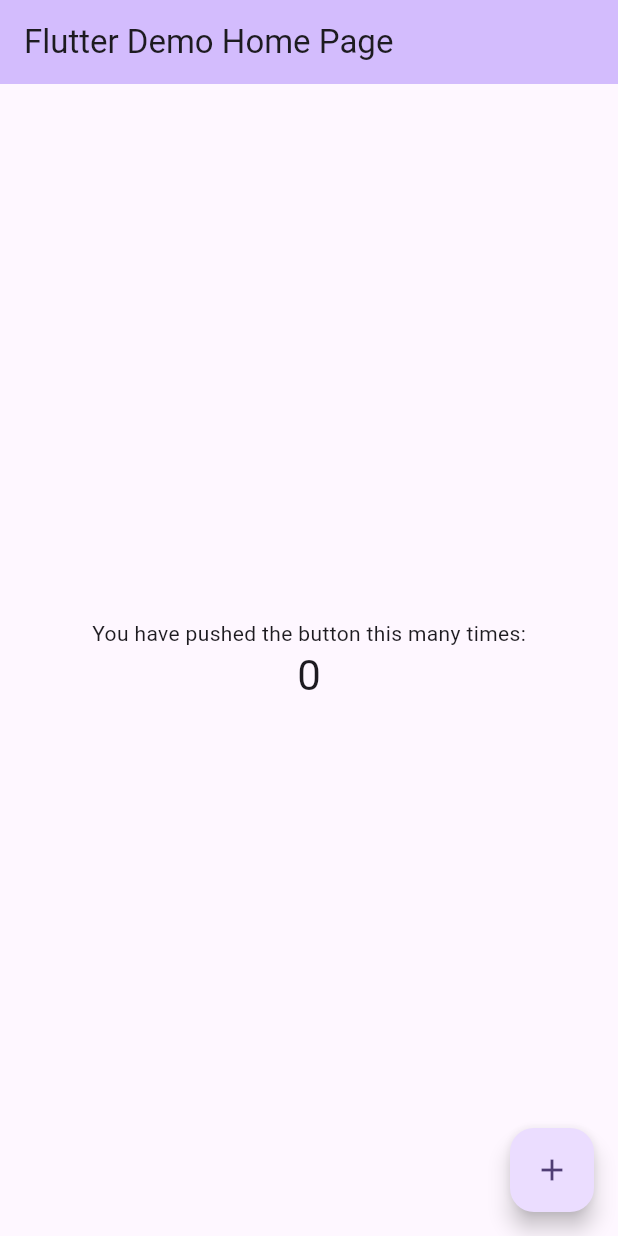
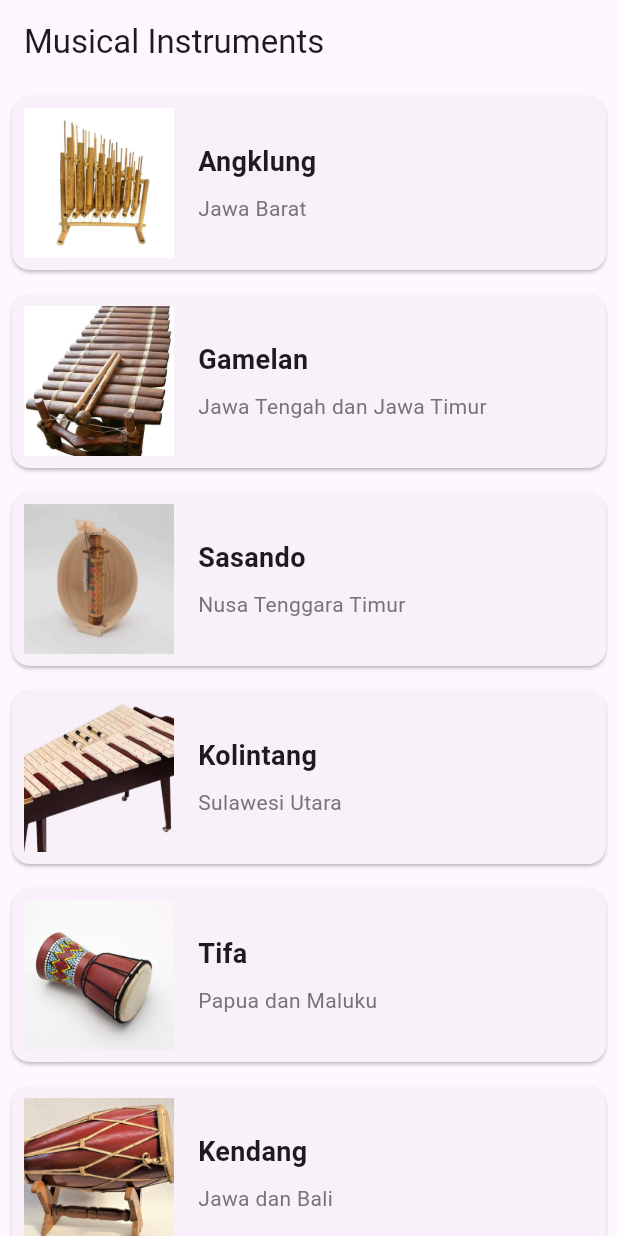
Before and after one commit to MuhammadSadiqin/MusicalInstrumentsApps, a Flutter app: the screen it shows after launch, on a phone screen of 412 x 824 dp. Run offline on Flutter 3.47's test engine with Material 3 defaults, Android fonts, the phone set to English and light mode, and no system bars.

Commit message:
Complete Home Page

```diff
--- a/lib/main.dart
+++ b/lib/main.dart
@@ -1,4 +1,5 @@
 import 'package:flutter/material.dart';
+import 'package:musicalinstrument/pages/home_page.dart';
 
 void main() {
   runApp(const MyApp());
@@ -11,7 +12,7 @@
   @override
   Widget build(BuildContext context) {
     return MaterialApp(
-      title: 'Flutter Demo',
+      title: 'Musical Instrument',
       theme: ThemeData(
         // This is the theme of your application.
         //
@@ -31,95 +32,7 @@
         colorScheme: ColorScheme.fromSeed(seedColor: Colors.deepPurple),
         useMaterial3: true,
       ),
-      home: const MyHomePage(title: 'Flutter Demo Home Page'),
+      home: HomePage(),
     );
   }
 }
-
-class MyHomePage extends StatefulWidget {
-  const MyHomePage({super.key, required this.title});
-
-  // This widget is the home page of your application. It is stateful, meaning
-  // that it has a State object (defined below) that contains fields that affect
-  // how it looks.
-
-  // This class is the configuration for the state. It holds the values (in this
-  // case the title) provided by the parent (in this case the App widget) and
-  // used by the build method of the State. Fields in a Widget subclass are
-  // always marked "final".
-
-  final String title;
-
-  @override
-  State<MyHomePage> createState() => _MyHomePageState();
-}
-
-class _MyHomePageState extends State<MyHomePage> {
-  int _counter = 0;
-
-  void _incrementCounter() {
-    setState(() {
-      // This call to setState tells the Flutter framework that something has
-      // changed in this State, which causes it to rerun the build method below
-      // so that the display can reflect the updated values. If we changed
-      // _counter without calling setState(), then the build method would not be
-      // called again, and so nothing would appear to happen.
-      _counter++;
-    });
-  }
-
-  @override
-  Widget build(BuildContext context) {
-    // This method is rerun every time setState is called, for instance as done
-    // by the _incrementCounter method above.
-    //
-    // The Flutter framework has been optimized to make rerunning build methods
-    // fast, so that you can just rebuild anything that needs updating rather
-    // than having to individually change instances of widgets.
-    return Scaffold(
-      appBar: AppBar(
-        // TRY THIS: Try changing the color here to a specific color (to
-        // Colors.amber, perhaps?) and trigger a hot reload to see the AppBar
-        // change color while the other colors stay the same.
-        backgroundColor: Theme.of(context).colorScheme.inversePrimary,
-        // Here we take the value from the MyHomePage object that was created by
-        // the App.build method, and use it to set our appbar title.
-        title: Text(widget.title),
-      ),
-      body: Center(
-        // Center is a layout widget. It takes a single child and positions it
-        // in the middle of the parent.
-        child: Column(
-          // Column is also a layout widget. It takes a list of children and
-          // arranges them vertically. By default, it sizes itself to fit its
-          // children horizontally, and tries to be as tall as its parent.
-          //
-          // Column has various properties to control how it sizes itself and
-          // how it positions its children. Here we use mainAxisAlignment to
-          // center the children vertically; the main axis here is the vertical
-          // axis because Columns are vertical (the cross axis would be
-          // horizontal).
-          //
-          // TRY THIS: Invoke "debug painting" (choose the "Toggle Debug Paint"
-          // action in the IDE, or press "p" in the console), to see the
-          // wireframe for each widget.
-          mainAxisAlignment: MainAxisAlignment.center,
-          children: <Widget>[
-            const Text(
-              'You have pushed the button this many times:',
-            ),
-            Text(
-              '$_counter',
-              style: Theme.of(context).textTheme.headlineMedium,
-            ),
-          ],
-        ),
-      ),
-      floatingActionButton: FloatingActionButton(
-        onPressed: _incrementCounter,
-        tooltip: 'Increment',
-        child: const Icon(Icons.add),
-      ), // This trailing comma makes auto-formatting nicer for build methods.
-    );
-  }
-}
--- /dev/null
+++ b/lib/model/musicalinstrument.dart
@@ -0,0 +1,66 @@
+class MusicInstrument {
+  final String name;
+  final String image;
+  final String origin;
+  final String description;
+  final String caraMain;
+
+  MusicInstrument({
+    required this.name,
+    required this.image,
+    required this.origin,
+    required this.description,
+    required this.caraMain,
+  });
+}
+
+final List<MusicInstrument> musicInstrumentList = [
+  MusicInstrument(
+    name: "Angklung",
+    image: "assets/images/angklung.jpg",
+    origin: "Jawa Barat",
+    description:
+        "Angklung adalah alat musik tradisional yang terbuat dari bambu dan dimainkan dengan cara digoyangkan.",
+    caraMain: "Goyang",
+  ),
+  MusicInstrument(
+    name: "Gamelan",
+    image: "assets/images/gamelan.jpg",
+    origin: "Jawa Tengah dan Jawa Timur",
+    description:
+        "Gamelan adalah ansambel musik tradisional Indonesia yang terdiri dari berbagai instrumen seperti gong dan saron.",
+    caraMain: "Pukul",
+  ),
+  MusicInstrument(
+    name: "Sasando",
+    image: "assets/images/sasando.jpg",
+    origin: "Nusa Tenggara Timur",
+    description:
+        "Sasando adalah alat musik petik tradisional yang memiliki bentuk unik menyerupai kipas.",
+    caraMain: "Petik",
+  ),
+  MusicInstrument(
+    name: "Kolintang",
+    image: "assets/images/kolintang.jpg",
+    origin: "Sulawesi Utara",
+    description:
+        "Kolintang adalah alat musik tradisional yang terbuat dari kayu ringan dan dimainkan dengan cara dipukul.",
+    caraMain: "Pukul",
+  ),
+  MusicInstrument(
+    name: "Tifa",
+    image: "assets/images/tifa.jpg",
+    origin: "Papua dan Maluku",
+    description:
+        "Tifa adalah alat musik tradisional berupa drum panjang yang dimainkan dengan cara dipukul.",
+    caraMain: "Pukul",
+  ),
+  MusicInstrument(
+    name: "Kendang",
+    image: "assets/images/kendang.jpg",
+    origin: "Jawa dan Bali",
+    description:
+        "Kendang adalah alat musik perkusi yang digunakan untuk mengiringi berbagai jenis musik tradisional.",
+    caraMain: "Pukul",
+  ),
+];
--- /dev/null
+++ b/lib/pages/home_page.dart
@@ -0,0 +1,69 @@
+import 'package:flutter/material.dart';
+import 'package:musicalinstrument/model/musicalinstrument.dart';
+
+class HomePage extends StatelessWidget {
+  @override
+  Widget build(BuildContext context) {
+    return Scaffold(
+      appBar: AppBar(
+        title: Text('Musical Instruments'),
+      ),
+      body: ListView.builder(
+        itemCount: musicInstrumentList.length,
+        itemBuilder: (context, index) {
+          final instrument = musicInstrumentList[index];
+          return Card(
+              margin: EdgeInsets.all(8.0),
+              child: InkWell(
+                onTap: () {},
+                child: Padding(
+                  padding: EdgeInsets.all(8.0),
+                  child: Column(
+                    crossAxisAlignment: CrossAxisAlignment.start,
+                    children: [
+                      Row(
+                        children: [
+                          Image.asset(
+                            instrument.image,
+                            width: 100,
+                            height: 100,
+                            fit: BoxFit.cover,
+                          ),
+                          SizedBox(
+                            width: 16,
+                          ),
+                          Expanded(
+                            child: Column(
+                              crossAxisAlignment: CrossAxisAlignment.start,
+                              children: [
+                                Text(
+                                  instrument.name,
+                                  style: TextStyle(
+                                    fontSize: 18,
+                                    fontWeight: FontWeight.bold,
+                                  ),
+                                ),
+                                SizedBox(
+                                  height: 8,
+                                ),
+                                Text(
+                                  instrument.origin,
+                                  style: TextStyle(
+                                    fontSize: 14,
+                                    color: Colors.grey[600],
+                                  ),
+                                ),
+                              ],
+                            ),
+                          ),
+                        ],
+                      ),
+                    ],
+                  ),
+                ),
+              ));
+        },
+      ),
+    );
+  }
+}
```
Also changed, not shown: pubspec.yaml (+3 -6 lines), assets/images/angklung.jpg (added), assets/images/gamelan.jpg (added), assets/images/kendang.jpg (added), assets/images/kolintang.jpg (added), assets/images/sasando.jpg (added), assets/images/tifa.jpg (added).
